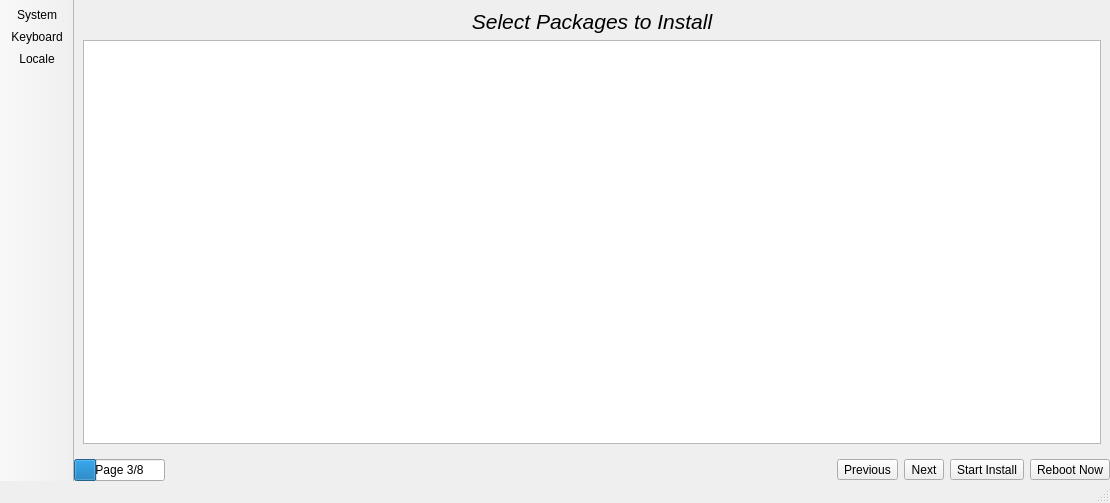
Old version of the form src-qt5/mainUI.ui in the repository project-trident/trident-installer.
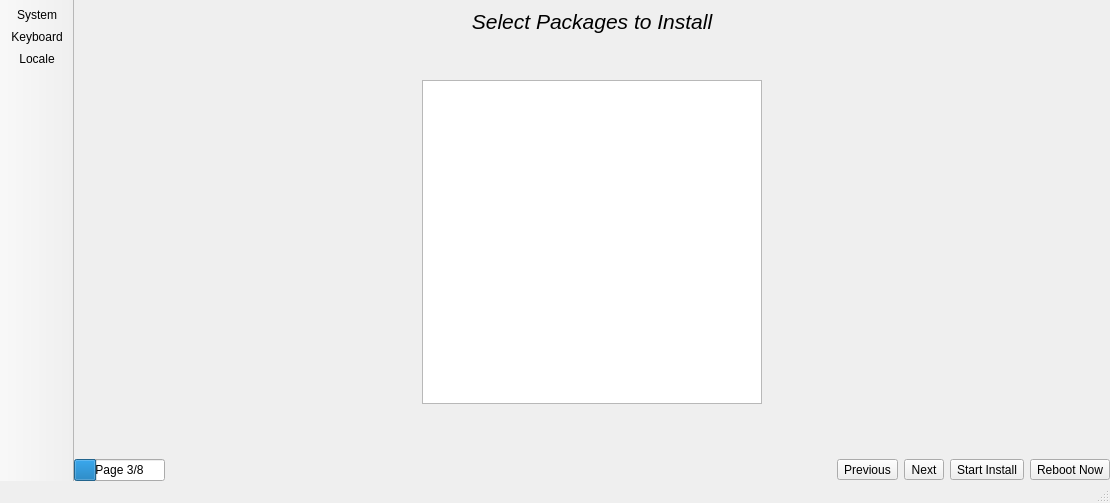
New version of the form. The open tabs and pages were chosen to show the change. Icons and pictures are not drawn.

Commit message: Get the packages.json file embedded into the installer and parsed for the package selection tree.

The edit to the form file:
```diff
--- a/src-qt5/mainUI.ui
+++ b/src-qt5/mainUI.ui
@@ -606,8 +606,52 @@
        </layout>
       </widget>
       <widget class="QWidget" name="page_pkgs">
-       <layout class="QVBoxLayout" name="verticalLayout_3">
-        <item>
+       <layout class="QGridLayout" name="gridLayout_5">
+        <item row="2" column="0">
+         <spacer name="horizontalSpacer_10">
+          <property name="orientation">
+           <enum>Qt::Horizontal</enum>
+          </property>
+          <property name="sizeType">
+           <enum>QSizePolicy::Expanding</enum>
+          </property>
+          <property name="sizeHint" stdset="0">
+           <size>
+            <width>40</width>
+            <height>20</height>
+           </size>
+          </property>
+         </spacer>
+        </item>
+        <item row="2" column="1">
+         <widget class="QTreeWidget" name="tree_pkgs">
+          <property name="headerHidden">
+           <bool>true</bool>
+          </property>
+          <column>
+           <property name="text">
+            <string notr="true">1</string>
+           </property>
+          </column>
+         </widget>
+        </item>
+        <item row="1" column="1">
+         <spacer name="verticalSpacer_13">
+          <property name="orientation">
+           <enum>Qt::Vertical</enum>
+          </property>
+          <property name="sizeType">
+           <enum>QSizePolicy::Preferred</enum>
+          </property>
+          <property name="sizeHint" stdset="0">
+           <size>
+            <width>20</width>
+            <height>40</height>
+           </size>
+          </property>
+         </spacer>
+        </item>
+        <item row="0" column="1">
          <widget class="QLabel" name="label_4">
           <property name="font">
            <font>
@@ -623,17 +667,37 @@
           </property>
          </widget>
         </item>
-        <item>
-         <widget class="QTreeWidget" name="tree_pkgs">
-          <property name="headerHidden">
-           <bool>true</bool>
+        <item row="2" column="2">
+         <spacer name="horizontalSpacer_11">
+          <property name="orientation">
+           <enum>Qt::Horizontal</enum>
           </property>
-          <column>
-           <property name="text">
-            <string notr="true">1</string>
-           </property>
-          </column>
-         </widget>
+          <property name="sizeType">
+           <enum>QSizePolicy::Expanding</enum>
+          </property>
+          <property name="sizeHint" stdset="0">
+           <size>
+            <width>40</width>
+            <height>20</height>
+           </size>
+          </property>
+         </spacer>
+        </item>
+        <item row="3" column="1">
+         <spacer name="verticalSpacer_12">
+          <property name="orientation">
+           <enum>Qt::Vertical</enum>
+          </property>
+          <property name="sizeType">
+           <enum>QSizePolicy::Preferred</enum>
+          </property>
+          <property name="sizeHint" stdset="0">
+           <size>
+            <width>20</width>
+            <height>40</height>
+           </size>
+          </property>
+         </spacer>
         </item>
        </layout>
       </widget>
```
Left out of the diff: 6 changed lines with no effect on the pictures. The commit also changes 6 other files.
